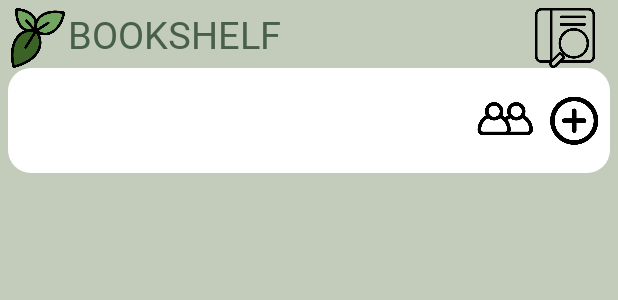
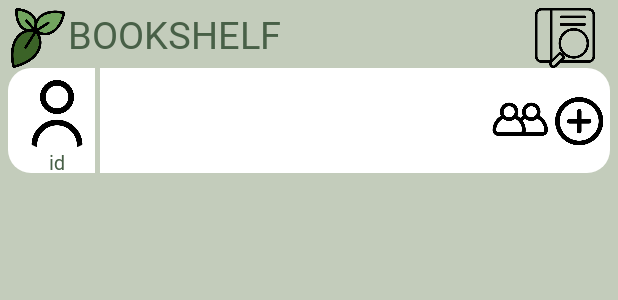
Before and after one commit to JieunYume/Bookshelf, an Android app: the layout activity_main.xml on its own in the app's theme, with its tools: preview values and no code run, on a phone screen of 412 x 824 dp. Shown: the top 300 px of the screen. Run offline under Robolectric (Android 15) with nearby library versions, the phone set to English and light mode, and no system bars.

Commit message:
Fix: 친구 기록 버그 수정, Design: 홈화면 수정
body: 친구가 추가한 책이 없을 때, firebase 오류뜨는거 수정

footer

```diff
--- a/app/src/main/AndroidManifest.xml
+++ b/app/src/main/AndroidManifest.xml
@@ -60,7 +60,7 @@
                 android:value="" />
         </activity>
         <activity android:name=".login.RegisterActivity" />
-        <activity android:name=".user.MainActivity" />
+        <activity android:name=".MainActivity" />
         <activity
             android:name=".book.search.BookSearchActivity"
             android:exported="false">
--- a/app/src/main/java/org/techtown/bookshelf/book/display/adapter/FriendBookshelfAdapter.java
+++ b/app/src/main/java/org/techtown/bookshelf/book/display/adapter/FriendBookshelfAdapter.java
@@ -11,7 +11,7 @@ import androidx.annotation.NonNull;
 import androidx.recyclerview.widget.RecyclerView;
 
 import org.techtown.bookshelf.R;
-import org.techtown.bookshelf.user.MainActivity;
+import org.techtown.bookshelf.MainActivity;
 import org.techtown.bookshelf.book.display.BookSelected;
 
 import java.util.ArrayList;
--- a/app/src/main/java/org/techtown/bookshelf/book/display/adapter/MyBookshelfAdapter.java
+++ b/app/src/main/java/org/techtown/bookshelf/book/display/adapter/MyBookshelfAdapter.java
@@ -11,7 +11,7 @@ import androidx.annotation.NonNull;
 import androidx.recyclerview.widget.RecyclerView;
 
 import org.techtown.bookshelf.R;
-import org.techtown.bookshelf.user.MainActivity;
+import org.techtown.bookshelf.MainActivity;
 import org.techtown.bookshelf.book.display.BookSelected;
 
 import java.util.ArrayList;
--- a/app/src/main/java/org/techtown/bookshelf/book/display/bookinfo/MyBookFragment.java
+++ b/app/src/main/java/org/techtown/bookshelf/book/display/bookinfo/MyBookFragment.java
@@ -33,7 +33,7 @@ import com.google.firebase.database.FirebaseDatabase;
 import com.google.firebase.database.ValueEventListener;
 
 import org.techtown.bookshelf.R;
-import org.techtown.bookshelf.user.MainActivity;
+import org.techtown.bookshelf.MainActivity;
 import org.techtown.bookshelf.book.display.BookSelected;
 import org.techtown.bookshelf.camera.CameraActivity;
 import org.techtown.bookshelf.record.Record;
--- a/app/src/main/java/org/techtown/bookshelf/book/display/bookshelf/FriendBookshelfFragment.java
+++ b/app/src/main/java/org/techtown/bookshelf/book/display/bookshelf/FriendBookshelfFragment.java
@@ -17,16 +17,13 @@ import android.widget.Toast;
 import com.bumptech.glide.Glide;
 import com.google.android.gms.tasks.OnFailureListener;
 import com.google.android.gms.tasks.OnSuccessListener;
-import com.google.firebase.database.DataSnapshot;
-import com.google.firebase.database.DatabaseError;
 import com.google.firebase.database.FirebaseDatabase;
-import com.google.firebase.database.ValueEventListener;
 import com.google.firebase.storage.FirebaseStorage;
 import com.google.firebase.storage.StorageReference;
 
 import org.techtown.bookshelf.R;
 import org.techtown.bookshelf.RoundImageView;
-import org.techtown.bookshelf.user.MainActivity;
+import org.techtown.bookshelf.MainActivity;
 import org.techtown.bookshelf.book.display.BookSelected;
 import org.techtown.bookshelf.book.display.adapter.FriendBookshelfAdapter;
 
--- a/app/src/main/java/org/techtown/bookshelf/friend/FriendAdapter.java
+++ b/app/src/main/java/org/techtown/bookshelf/friend/FriendAdapter.java
@@ -14,7 +14,7 @@ import com.bumptech.glide.Glide;
 import com.google.firebase.database.FirebaseDatabase;
 
 import org.techtown.bookshelf.R;
-import org.techtown.bookshelf.user.MainActivity;
+import org.techtown.bookshelf.MainActivity;
 
 import java.util.ArrayList;
 
--- a/app/src/main/java/org/techtown/bookshelf/friend/FriendListActivity.java
+++ b/app/src/main/java/org/techtown/bookshelf/friend/FriendListActivity.java
@@ -7,7 +7,7 @@ import androidx.recyclerview.widget.RecyclerView;
 import android.os.Bundle;
 
 import org.techtown.bookshelf.R;
-import org.techtown.bookshelf.user.MainActivity;
+import org.techtown.bookshelf.MainActivity;
 
 import java.util.ArrayList;
 
--- a/app/src/main/java/org/techtown/bookshelf/friend/SearchFriendActivity.java
+++ b/app/src/main/java/org/techtown/bookshelf/friend/SearchFriendActivity.java
@@ -14,7 +14,6 @@ import android.util.Log;
 import android.widget.EditText;
 import android.widget.Toast;
 
-import com.bumptech.glide.Glide;
 import com.google.android.gms.tasks.OnFailureListener;
 import com.google.android.gms.tasks.OnSuccessListener;
 import com.google.firebase.database.DataSnapshot;
@@ -25,7 +24,7 @@ import com.google.firebase.storage.FirebaseStorage;
 import com.google.firebase.storage.StorageReference;
 
 import org.techtown.bookshelf.R;
-import org.techtown.bookshelf.user.MainActivity;
+import org.techtown.bookshelf.MainActivity;
 
 import java.util.ArrayList;
 import java.util.Iterator;
--- a/app/src/main/java/org/techtown/bookshelf/friend/SearchFriendAdapter.java
+++ b/app/src/main/java/org/techtown/bookshelf/friend/SearchFriendAdapter.java
@@ -15,7 +15,7 @@ import com.bumptech.glide.Glide;
 import com.google.firebase.database.FirebaseDatabase;
 
 import org.techtown.bookshelf.R;
-import org.techtown.bookshelf.user.MainActivity;
+import org.techtown.bookshelf.MainActivity;
 
 import java.util.ArrayList;
 
--- a/app/src/main/java/org/techtown/bookshelf/login/LoginActivity.java
+++ b/app/src/main/java/org/techtown/bookshelf/login/LoginActivity.java
@@ -19,7 +19,7 @@ import com.google.firebase.database.FirebaseDatabase;
 import com.google.firebase.database.ValueEventListener;
 
 import org.techtown.bookshelf.R;
-import org.techtown.bookshelf.user.MainActivity;
+import org.techtown.bookshelf.MainActivity;
 
 public class LoginActivity extends AppCompatActivity {
     private DatabaseReference databaseReference = FirebaseDatabase.getInstance().getReference("user");
--- a/app/src/main/res/layout/activity_main.xml
+++ b/app/src/main/res/layout/activity_main.xml
@@ -6,7 +6,7 @@
     android:layout_height="match_parent"
     android:background="#C3CCBB"
     android:orientation="vertical"
-    tools:context=".user.MainActivity">
+    tools:context=".MainActivity">
 
     <LinearLayout
         android:id="@+id/main_bar"
@@ -48,7 +48,8 @@
 
     </LinearLayout>
 
-    <LinearLayout
+    <androidx.constraintlayout.widget.ConstraintLayout
+        android:id="@+id/linearLayout6"
         android:layout_width="match_parent"
         android:layout_height="70dp"
         android:layout_marginLeft="5dp"
@@ -56,42 +57,76 @@
         android:background="@drawable/layout_background"
         android:orientation="horizontal">
 
-        <LinearLayout
-            android:id="@+id/myprofile"
+
+        <org.techtown.bookshelf.RoundImageView
+            android:id="@+id/myImage2"
+            android:layout_width="45dp"
+            android:layout_height="45dp"
+            android:layout_marginStart="10dp"
+            android:layout_marginTop="8dp"
+            android:scaleType="centerCrop"
+            app:layout_constraintStart_toStartOf="parent"
+            app:layout_constraintTop_toTopOf="parent"
+            app:srcCompat="@drawable/default_profile" />
+
+        <TextView
+            android:id="@+id/myId2"
             android:layout_width="wrap_content"
             android:layout_height="wrap_content"
-            android:layout_gravity="center"
-            android:layout_margin="3dp"
-            android:orientation="vertical">
+            android:layout_marginTop="1dp"
+            android:ellipsize="end"
+            android:fontFamily="@font/gangwon_bold"
+            android:maxLines="1"
+            android:text="id"
+            android:textColor="#486047"
+            android:textSize="13dp"
+            app:layout_constraintBottom_toBottomOf="parent"
+            app:layout_constraintEnd_toEndOf="@+id/myImage2"
+            app:layout_constraintStart_toStartOf="@+id/myImage2"
+            app:layout_constraintTop_toBottomOf="@+id/myImage2" />
 
-        </LinearLayout>
+
+        <TextView
+            android:id="@+id/textView10"
+            android:layout_width="3dp"
+            android:layout_height="0dp"
+            android:background="@color/appColorLightGreen"
+            app:layout_constraintBottom_toBottomOf="parent"
+            app:layout_constraintEnd_toStartOf="@+id/friendRecyclerView"
+            app:layout_constraintStart_toEndOf="@+id/myImage2"
+            app:layout_constraintTop_toTopOf="parent" />
 
         <androidx.recyclerview.widget.RecyclerView
             android:id="@+id/friendRecyclerView"
-            android:layout_width="wrap_content"
-            android:layout_height="match_parent"
-            android:layout_gravity="center"
-            android:layout_marginLeft="3dp"
-            android:layout_weight="10"
-            android:scrollbars="horizontal" />
+            android:layout_width="0dp"
+            android:layout_height="wrap_content"
+            android:layout_marginStart="8dp"
+            android:scrollbars="horizontal"
+            app:layout_constraintBottom_toBottomOf="@+id/myId2"
+            app:layout_constraintEnd_toStartOf="@+id/menu_burger"
+            app:layout_constraintStart_toEndOf="@+id/myImage2"
+            app:layout_constraintTop_toTopOf="@+id/myImage2"
+            app:layout_constraintVertical_bias="1.0" />
 
         <ImageView
             android:id="@+id/menu_burger"
             android:layout_width="40dp"
-            android:layout_height="match_parent"
-            android:layout_gravity="center"
-            android:layout_margin="3dp"
+            android:layout_height="40dp"
+            app:layout_constraintBottom_toBottomOf="parent"
+            app:layout_constraintEnd_toStartOf="@+id/add_friend"
+            app:layout_constraintTop_toTopOf="parent"
             app:srcCompat="@drawable/friend" />
 
         <ImageView
             android:id="@+id/add_friend"
             android:layout_width="40dp"
-            android:layout_height="match_parent"
-            android:layout_gravity="center|right"
-            android:layout_margin="3dp"
+            android:layout_height="40dp"
+            app:layout_constraintBottom_toBottomOf="parent"
+            app:layout_constraintEnd_toEndOf="parent"
+            app:layout_constraintTop_toTopOf="parent"
             app:srcCompat="@drawable/plus" />
 
-    </LinearLayout>
+    </androidx.constraintlayout.widget.ConstraintLayout>
 
     <androidx.core.widget.NestedScrollView
         android:id="@+id/mainScrollView"
--- a/app/src/main/res/layout/fragment_friend_bookshelf.xml
+++ b/app/src/main/res/layout/fragment_friend_bookshelf.xml
@@ -16,7 +16,7 @@
         android:scaleType="centerCrop"
         app:layout_constraintStart_toStartOf="parent"
         app:layout_constraintTop_toTopOf="parent"
-        app:srcCompat="@drawable/iu_test" />
+        app:srcCompat="@drawable/default_profile" />
 
     <TextView
         android:id="@+id/userBookshelfTV2"
```
Also changed, not shown: app/src/main/java/org/techtown/bookshelf/MainActivity.java (renamed from app/src/main/java/org/techtown/bookshelf/user/MainActivity.java, +19 -2 lines), app/src/main/java/org/techtown/bookshelf/book/display/bookshelf/MyBookshelfFragment.java (+5 -5 lines), app/src/main/java/org/techtown/bookshelf/login/RegisterActivity.java (+0 -7 lines), app/src/main/res/layout/item_friend1.xml (+17 -18 lines).
